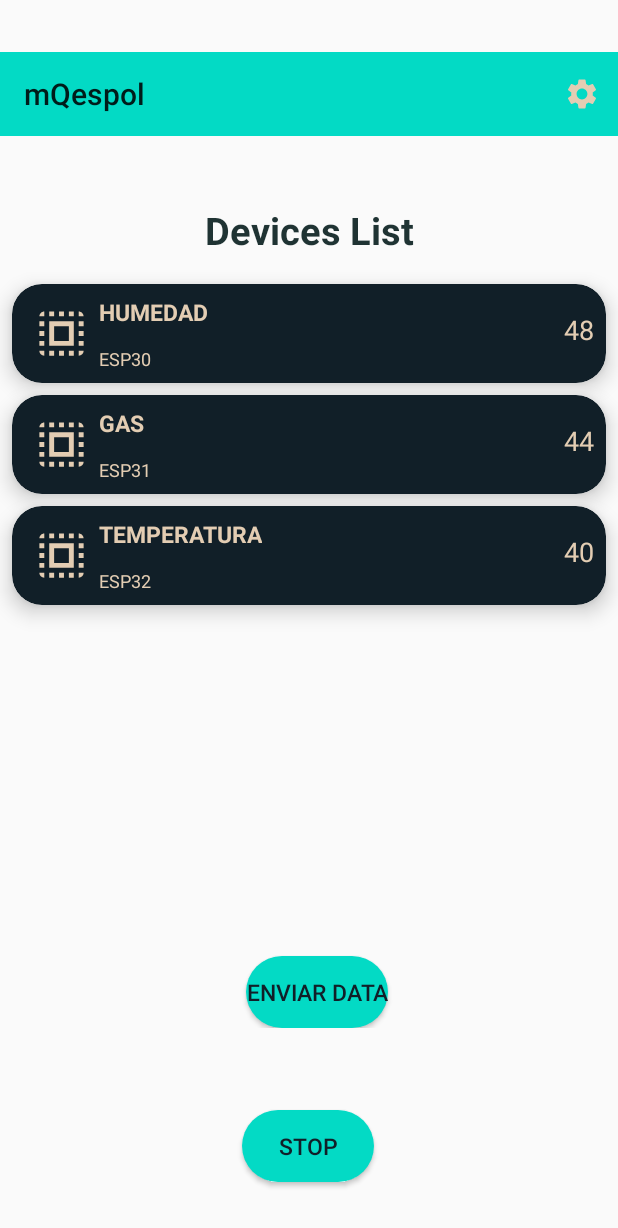
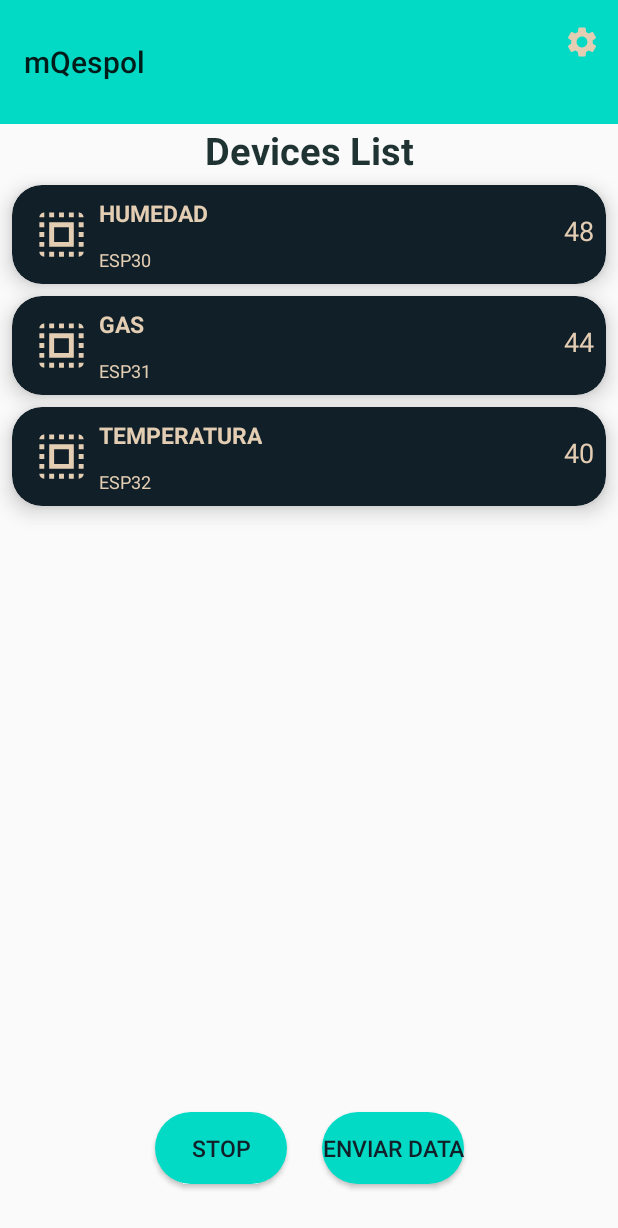
Before and after one commit to clerodri/MQespol, an Android app: the screen it shows after launch (MainActivity), after a tap on "ENVIAR DATA", on a phone screen of 412 x 824 dp. Shown: the top 1228 px of the screen. Run offline under Robolectric (Android 15) with nearby library versions, the phone set to English and light mode, and no system bars; our stand-ins replace Room's generated code, navigation-ui; libraries missing offline, so code that uses them is left out: io.moquette, io.moquette.interception, org.eclipse.paho; 3 statements that could not run were skipped; 2 other taps on this screen came first.

Commit message:
PRUEBA MQQTT 2

```diff
--- a/app/src/main/java/unicam/pi/mqespol/view/FragmentAddDevice.java
+++ b/app/src/main/java/unicam/pi/mqespol/view/FragmentAddDevice.java
@@ -57,14 +57,14 @@ public class FragmentAddDevice extends Fragment {
         super.onViewCreated(view, savedInstanceState);
         Log.e("TAG", " FRAGMENT ADDDEVICE");
         initRecyclerView();
-        validateWifi();
-        binding.btnWifi.setOnClickListener(new View.OnClickListener() {
-            @Override
-            public void onClick(View v) {
-                MainActivity.wifiManager.setWifiEnabled(true);
-                toast("Turning On WiFi...Wait..");
-            }
-        });
+      //  validateWifi();
+//        binding.btnWifi.setOnClickListener(new View.OnClickListener() {
+//            @Override
+//            public void onClick(View v) {
+//                MainActivity.wifiManager.setWifiEnabled(true);
+//                toast("Turning On WiFi...Wait..");
+//            }
+//        });
         binding.btnScan.setOnClickListener(new View.OnClickListener() {
                    @Override
                    public void onClick(View v) {
@@ -107,13 +107,13 @@ public class FragmentAddDevice extends Fragment {
         Log.e("TAG", "on pause FRAGMENT ADD DEVICE");
         super.onPause();
     }
-    public void validateWifi(){
-        if(android.os.Build.VERSION.SDK_INT <= android.os.Build.VERSION_CODES.O){
-            binding.btnWifi.setVisibility(View.VISIBLE);
-        }else{
-            binding.btnWifi.setVisibility(View.GONE);
-        }
-    }
+//    public void validateWifi(){
+//        if(android.os.Build.VERSION.SDK_INT <= android.os.Build.VERSION_CODES.O){
+//            binding.btnWifi.setVisibility(View.VISIBLE);
+//        }else{
+//            binding.btnWifi.setVisibility(View.GONE);
+//        }
+//    }
 
     public void initRecyclerView() {
         deviceViewModel = new ViewModelProvider(this).get(DeviceViewModel.class);
--- a/app/src/main/java/unicam/pi/mqespol/view/FragmentListDevice.java
+++ b/app/src/main/java/unicam/pi/mqespol/view/FragmentListDevice.java
@@ -74,12 +74,7 @@ public class FragmentListDevice extends Fragment {
                 toast(msj);
             }
         });
-        binding.btnEnviar.setOnClickListener(new View.OnClickListener() {
-            @Override
-            public void onClick(View v) {
-                deviceViewModel.connecClient(getContext());
-            }
-        });
+
         new ItemTouchHelper(new ItemTouchHelper.SimpleCallback(0, ItemTouchHelper.RIGHT) {
             @Override
             public boolean onMove(@NonNull RecyclerView recyclerView, @NonNull RecyclerView.ViewHolder viewHolder, @NonNull RecyclerView.ViewHolder target) {
--- a/app/src/main/java/unicam/pi/mqespol/view/MainActivity.java
+++ b/app/src/main/java/unicam/pi/mqespol/view/MainActivity.java
@@ -48,7 +48,7 @@ public class MainActivity extends AppCompatActivity {
     public static WifiReciber wifiReciever;
     private Intent serviceMQTT;
     Toolbar toolbar;
-    Button btn_service;
+    Button btn_service,btn_enviar;
     NavController navController;
     AppBarConfiguration appBarConfiguration;
     NavHostFragment navHostFragment;
@@ -82,6 +82,12 @@ public class MainActivity extends AppCompatActivity {
                 }
             }
         });
+        btn_enviar.setOnClickListener(new View.OnClickListener() {
+            @Override
+            public void onClick(View v) {
+                deviceViewModel.connecClient(getApplicationContext());
+            }
+        });
 
 
     }
@@ -98,6 +104,7 @@ public class MainActivity extends AppCompatActivity {
         deviceViewModel = new ViewModelProvider(this).get(DeviceViewModel.class);
         wifiManager = (WifiManager) getSystemService(Context.WIFI_SERVICE);
         btn_service = findViewById(R.id.btn_service);
+        btn_enviar = findViewById(R.id.btn_enviar);
         validateService();
         toolbar = findViewById(R.id.toolbar);
         setSupportActionBar(toolbar);
--- a/app/src/main/java/unicam/pi/mqespol/viewModel/DeviceViewModel.java
+++ b/app/src/main/java/unicam/pi/mqespol/viewModel/DeviceViewModel.java
@@ -118,7 +118,10 @@ public class DeviceViewModel extends AndroidViewModel {
                  newDevice = new Device(device.getName(), topic, message);
                 newDevice.setId(device.getId());
                 update(newDevice);
-                publish(topic,message);
+                if(MainActivity.mqttAndroidClient.isConnected()) {
+                    Log.d("U","Publicado, ya que esta conectado al broker publico");
+                    publish(topic, message);
+                }
             }
         }
         if(newDevice==null){
--- a/app/src/main/res/layout/activity_main.xml
+++ b/app/src/main/res/layout/activity_main.xml
@@ -7,46 +7,81 @@
     tools:context=".view.MainActivity">
 
 
-
     <androidx.appcompat.widget.Toolbar
         android:id="@+id/toolbar"
-            android:layout_width="0dp"
-            android:layout_height="wrap_content"
+        android:layout_width="match_parent"
+        android:layout_height="0dp"
         android:background="@color/teal_200"
-            android:minHeight="?attr/actionBarSize"
-            app:layout_constraintBottom_toTopOf="@+id/fragmentContainer"
+        app:layout_constraintBottom_toTopOf="@+id/guideLineTop"
         app:layout_constraintEnd_toEndOf="parent"
-            app:layout_constraintHorizontal_bias="0.0"
         app:layout_constraintStart_toStartOf="parent"
         app:layout_constraintTop_toTopOf="parent" />
 
+    <androidx.constraintlayout.widget.Guideline
+        android:id="@+id/guideLineTop"
+        android:layout_width="match_parent"
+        android:layout_height="match_parent"
+        android:orientation="horizontal"
+        app:layout_constraintGuide_percent="0.1" />
+
+    <androidx.constraintlayout.widget.Guideline
+        android:id="@+id/guideLineBot"
+        android:layout_width="match_parent"
+        android:layout_height="match_parent"
+        android:orientation="horizontal"
+        app:layout_constraintGuide_percent="0.9" />
 
     <Button
         android:id="@+id/btn_service"
         android:layout_width="wrap_content"
         android:layout_height="wrap_content"
-            android:layout_marginEnd="25dp"
-            android:layout_marginBottom="36dp"
         android:background="@drawable/stylebtn"
         android:text="@string/start"
         android:textColor="@color/blueblac"
         android:textSize="15sp"
-            app:layout_constraintBottom_toBottomOf="parent"
-            app:layout_constraintEnd_toEndOf="parent"
-            app:layout_constraintHorizontal_bias="0.54"
-            app:layout_constraintStart_toStartOf="parent" />
+        app:layout_constraintStart_toStartOf="@+id/guideLineStart"
+        app:layout_constraintTop_toBottomOf="@+id/guideLineBot"
+        />
+
+      <androidx.constraintlayout.widget.Guideline
+          android:id="@+id/guideLineStart"
+          android:layout_width="match_parent"
+          android:layout_height="match_parent"
+          android:orientation="vertical"
+          app:layout_constraintGuide_percent="0.25"
+
+          />
+    <androidx.constraintlayout.widget.Guideline
+        android:id="@+id/guideLineFin"
+        android:layout_width="match_parent"
+        android:layout_height="match_parent"
+        android:orientation="vertical"
+        app:layout_constraintGuide_percent="0.75"
+        />
+
+    <Button
+        android:id="@+id/btn_enviar"
+        android:layout_width="wrap_content"
+        android:layout_height="wrap_content"
+        android:textSize="15sp"
+        android:background="@drawable/stylebtn"
+        android:text="@string/enviar"
+        android:textColor="@color/blueblac"
+        app:layout_constraintEnd_toStartOf="@id/guideLineFin"
+        app:layout_constraintTop_toBottomOf="@+id/guideLineBot"
+        />
+
 
     <androidx.fragment.app.FragmentContainerView
         android:id="@+id/fragmentContainer"
         android:name="androidx.navigation.fragment.NavHostFragment"
         android:layout_width="0dp"
-            android:layout_height="wrap_content"
-            android:layout_marginBottom="20dp"
+        android:layout_height="0dp"
         app:defaultNavHost="true"
-            app:layout_constraintBottom_toTopOf="@+id/btn_service"
+        app:layout_constraintStart_toStartOf="parent"
+        app:layout_constraintTop_toBottomOf="@id/guideLineTop"
+        app:layout_constraintBottom_toTopOf="@+id/guideLineBot"
         app:layout_constraintEnd_toEndOf="parent"
-            app:layout_constraintStart_toStartOf="parent"
-            app:layout_constraintTop_toBottomOf="@+id/toolbar"
         app:navGraph="@navigation/nav_graph" />
 
 
--- a/app/src/main/res/layout/fragment_add_device.xml
+++ b/app/src/main/res/layout/fragment_add_device.xml
@@ -21,38 +21,41 @@
         android:layout_width="wrap_content"
         android:layout_height="wrap_content"
         android:orientation="vertical"
-        app:layout_constraintGuide_percent="0.5"
-        />
+        app:layout_constraintGuide_percent="0.3" />
     <androidx.constraintlayout.widget.Guideline
         android:id="@+id/guidelineTop"
         android:layout_width="wrap_content"
         android:layout_height="wrap_content"
         android:orientation="horizontal"
         app:layout_constraintGuide_percent="0.1"/>
+
     <androidx.constraintlayout.widget.Guideline
         android:id="@+id/guideline2"
         android:layout_width="wrap_content"
         android:layout_height="wrap_content"
         android:orientation="horizontal"
-        app:layout_constraintGuide_percent="0.2"/>
+        app:layout_constraintGuide_percent="0.1" />
+
     <androidx.constraintlayout.widget.Guideline
         android:id="@+id/guideline3"
         android:layout_width="wrap_content"
         android:layout_height="wrap_content"
         android:orientation="horizontal"
-        app:layout_constraintGuide_percent="0.3"/>
+        app:layout_constraintGuide_percent="0.25" />
+
     <androidx.constraintlayout.widget.Guideline
         android:id="@+id/guideline4"
         android:layout_width="wrap_content"
         android:layout_height="wrap_content"
         android:orientation="horizontal"
-        app:layout_constraintGuide_percent="0.4"/>
+        app:layout_constraintGuide_percent="0.42" />
+
     <androidx.constraintlayout.widget.Guideline
         android:id="@+id/guidelin5"
         android:layout_width="wrap_content"
         android:layout_height="wrap_content"
         android:orientation="horizontal"
-        app:layout_constraintGuide_percent="0.5"/>
+        app:layout_constraintGuide_percent="0.59" />
 
     <androidx.recyclerview.widget.RecyclerView
         android:id="@+id/recycler_view_ssid"
@@ -64,17 +67,17 @@
         app:layout_constraintEnd_toEndOf="parent"
         tools:listitem="@layout/ssid_item" />
 
-    <Button
-        android:id="@+id/btn_wifi"
-        android:layout_width="wrap_content"
-        android:layout_height="wrap_content"
-        android:background="@drawable/stylebtn"
-        android:text="Wifi ON"
-        android:textSize="15sp"
-        android:textColor="#030404"
-        app:layout_constraintStart_toStartOf="@id/guidelineStart"
-        app:layout_constraintBottom_toTopOf="@+id/guideline2"
-        />
+<!--    <Button-->
+<!--        android:id="@+id/btn_wifi"-->
+<!--        android:layout_width="wrap_content"-->
+<!--        android:layout_height="wrap_content"-->
+<!--        android:background="@drawable/stylebtn"-->
+<!--        android:text="Wifi ON"-->
+<!--        android:textSize="15sp"-->
+<!--        android:textColor="#030404"-->
+<!--        app:layout_constraintStart_toStartOf="@id/guidelineStart"-->
+<!--        app:layout_constraintBottom_toTopOf="@+id/guideline2"-->
+<!--        />-->
 
     <Button
         android:id="@+id/btn_scan"
@@ -109,11 +112,12 @@
         android:textColor="@color/blueblac"
         app:layout_constraintStart_toStartOf="@+id/guidelineStart"
         app:layout_constraintBottom_toBottomOf="@id/guidelin5"/>
+
     <androidx.constraintlayout.widget.Guideline
         android:id="@+id/guidelineStart"
         android:layout_width="wrap_content"
         android:layout_height="wrap_content"
         android:orientation="vertical"
-        app:layout_constraintGuide_percent="0.1"/>
+        app:layout_constraintGuide_percent="0.04" />
 
 </androidx.constraintlayout.widget.ConstraintLayout>
--- a/app/src/main/res/layout/fragment_list_device.xml
+++ b/app/src/main/res/layout/fragment_list_device.xml
@@ -14,7 +14,6 @@
         android:textColor="#1F3333"
         android:textStyle="bold"
         android:textSize="25sp"
-        app:layout_constraintBottom_toTopOf="@+id/guideLineTop"
         app:layout_constraintEnd_toEndOf="parent"
         app:layout_constraintStart_toStartOf="parent"
         app:layout_constraintTop_toTopOf="parent" />
@@ -24,43 +23,30 @@
         android:layout_width="wrap_content"
         android:layout_height="wrap_content"
         android:orientation="horizontal"
-        app:layout_constraintGuide_percent="0.1" />
+        app:layout_constraintGuide_percent="0.05" />
 
-    <androidx.constraintlayout.widget.Guideline
-        android:id="@+id/guideLineBot"
-        android:layout_width="wrap_content"
-        android:layout_height="wrap_content"
-        android:orientation="horizontal"
-        app:layout_constraintGuide_begin="560dp" />
+<!--    <androidx.constraintlayout.widget.Guideline-->
+<!--        android:id="@+id/guideLineBot"-->
+<!--        android:layout_width="wrap_content"-->
+<!--        android:layout_height="wrap_content"-->
+<!--        android:orientation="horizontal"-->
+<!--        app:layout_constraintGuide_begin="683dp" />-->
 
-    <androidx.constraintlayout.widget.Guideline
-        android:id="@+id/guideLineMid"
-        android:layout_width="wrap_content"
-        android:layout_height="wrap_content"
-        android:orientation="vertical"
-        app:layout_constraintGuide_percent="0.7" />
-
-    <Button
-        android:id="@+id/btn_enviar"
-        android:layout_width="wrap_content"
-        android:layout_height="wrap_content"
-        android:textSize="15sp"
-        android:background="@drawable/stylebtn"
-        android:text="@string/enviar"
-        android:textColor="@color/blueblac"
-        app:layout_constraintBottom_toTopOf="@+id/guideLineBot"
-        app:layout_constraintEnd_toStartOf="@id/guideLineMid"
-        android:layout_marginEnd="30dp"
-
-        />
+<!--    <androidx.constraintlayout.widget.Guideline-->
+<!--        android:id="@+id/guideLineMid"-->
+<!--        android:layout_width="wrap_content"-->
+<!--        android:layout_height="wrap_content"-->
+<!--        android:orientation="vertical"-->
+<!--        app:layout_constraintGuide_percent="0.61"
+app:layout_constraintBottom_toBottomOf="@+id/guideLineBot"/>-->
 
     <androidx.recyclerview.widget.RecyclerView
         android:id="@+id/recycler_view"
         android:layout_width="0dp"
         android:layout_height="0dp"
-        app:layout_constraintBottom_toBottomOf="@+id/guideLineBot"
         app:layout_constraintEnd_toEndOf="parent"
         app:layout_constraintStart_toStartOf="parent"
         app:layout_constraintTop_toBottomOf="@+id/guideLineTop"
+        app:layout_constraintBottom_toBottomOf="parent"
         tools:listitem="@layout/device_item" />
 </androidx.constraintlayout.widget.ConstraintLayout>
--- a/app/src/main/res/layout/ssid_item.xml
+++ b/app/src/main/res/layout/ssid_item.xml
@@ -25,7 +25,7 @@
             android:layout_width="wrap_content"
             android:layout_height="wrap_content"
             android:maxLines="1"
-            android:textSize="25sp"
+            android:textSize="15sp"
             android:text="SSD11"
             android:textColor="@color/tanAccent"
             android:textAppearance="@style/TextAppearance.AppCompat.Large"
```
Lines whose indentation alone changed are shown as unchanged.
